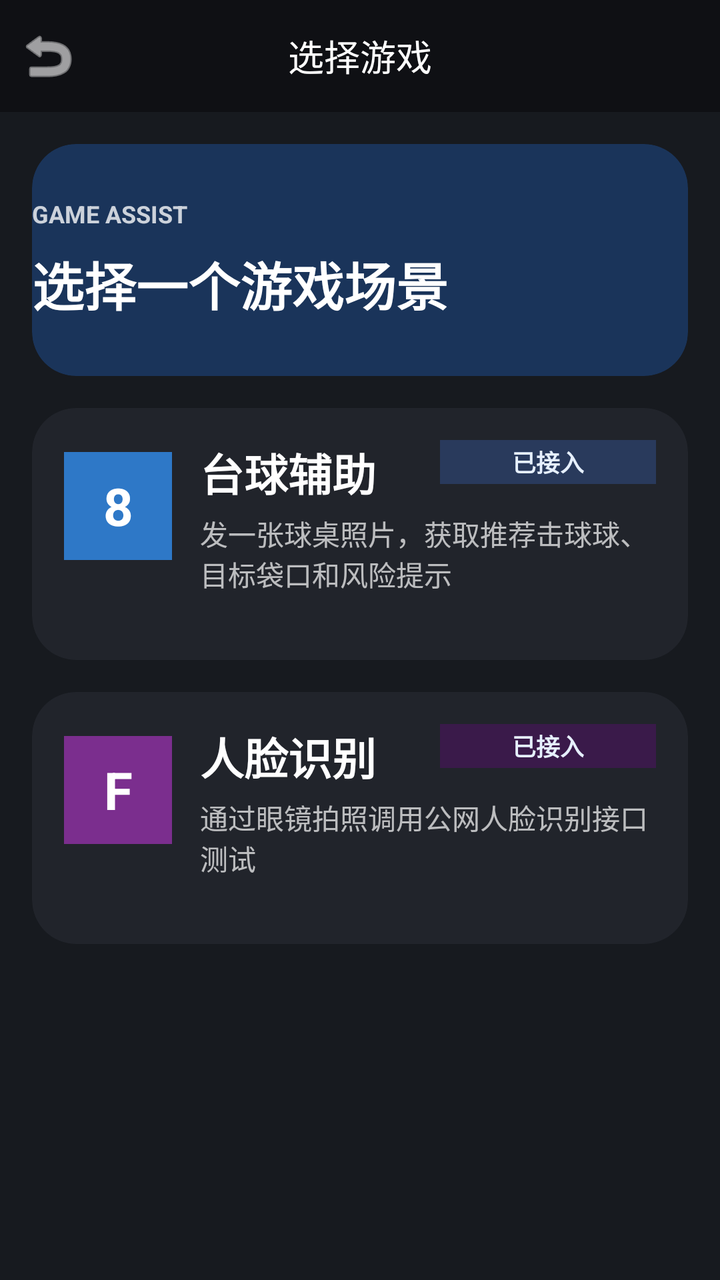
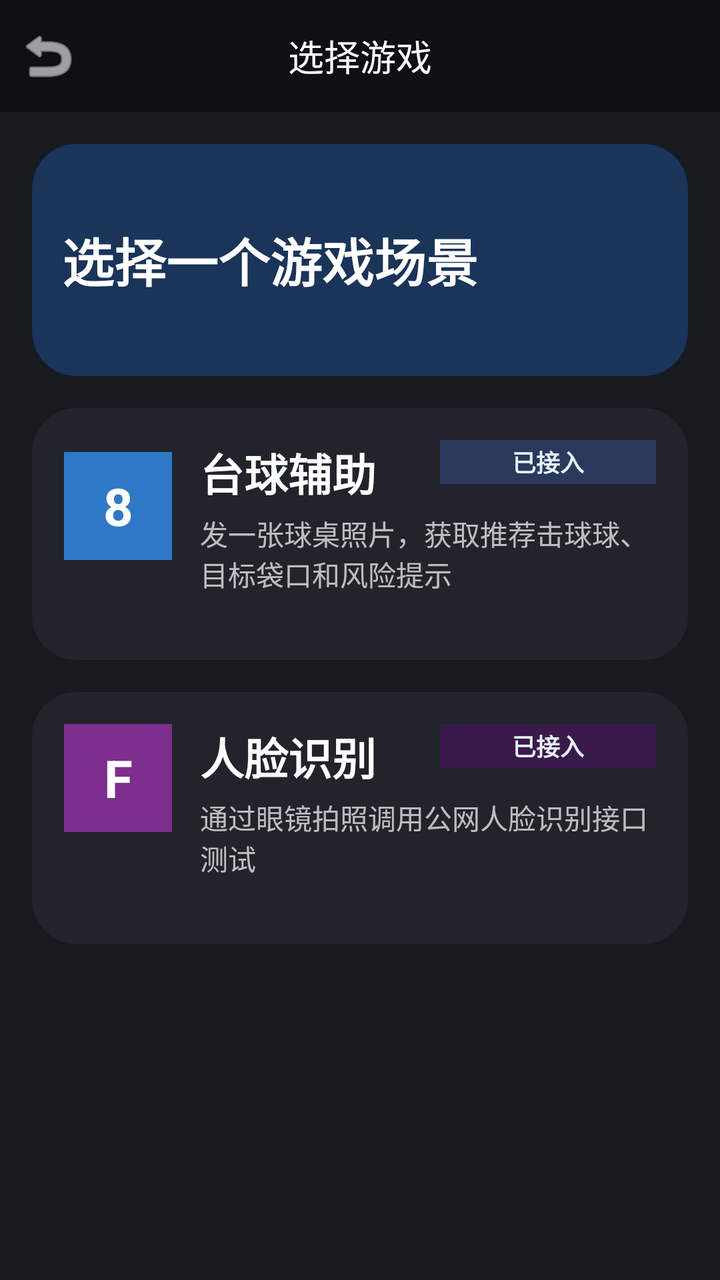

Two renders of the same Android screen: before a commit and after it. Below are the layout's source before the change and the commit's diff.
<!-- AndroidManifest.xml: application theme Theme.HeyCyan -->
<!-- res/layout/activity_game_assist_selection.xml -->
﻿<?xml version="1.0" encoding="utf-8"?>
<LinearLayout xmlns:android="http://schemas.android.com/apk/res/android"
    xmlns:app="http://schemas.android.com/apk/res-auto"
    android:layout_width="match_parent"
    android:layout_height="match_parent"
    android:background="#171A1F"
    android:fitsSystemWindows="true"
    android:orientation="vertical">

    <RelativeLayout
        android:id="@+id/toolbar"
        android:layout_width="match_parent"
        android:layout_height="56dp"
        android:background="#0F1014">
        <ImageButton
            android:id="@+id/btnBack"
            android:layout_width="48dp"
            android:layout_height="48dp"
            android:layout_centerVertical="true"
            android:background="?attr/selectableItemBackgroundBorderless"
            android:padding="12dp"
            android:scaleType="center"
            android:src="@android:drawable/ic_menu_revert"
            app:tint="#FFFFFF" />
        <TextView
            android:layout_width="wrap_content"
            android:layout_height="wrap_content"
            android:layout_centerInParent="true"
            android:text="选择游戏"
            android:textColor="#FFFFFF"
            android:textSize="18sp" />
    </RelativeLayout>

    <ScrollView
        android:layout_width="match_parent"
        android:layout_height="match_parent"
        android:padding="16dp">

        <LinearLayout
            android:layout_width="match_parent"
            android:layout_height="wrap_content"
            android:orientation="vertical">

            
            <androidx.cardview.widget.CardView
                android:id="@+id/heroCard"
                android:layout_width="match_parent"
                android:layout_height="116dp"
                app:cardBackgroundColor="#1A345A"
                app:cardCornerRadius="22dp"
                app:cardElevation="0dp"
                android:padding="18dp">
                <LinearLayout
                    android:layout_width="match_parent"
                    android:layout_height="match_parent"
                    android:gravity="center_vertical"
                    android:orientation="vertical">
                    <TextView
                        android:layout_width="wrap_content"
                        android:layout_height="wrap_content"
                        android:text="GAME ASSIST"
                        android:textColor="#C7FFFFFF"
                        android:textSize="12sp"
                        android:textStyle="bold" />
                    <TextView
                        android:layout_width="wrap_content"
                        android:layout_height="wrap_content"
                        android:layout_marginTop="8dp"
                        android:text="选择一个游戏场景"
                        android:textColor="#FFFFFF"
                        android:textSize="26sp"
                        android:textStyle="bold" />
                </LinearLayout>
            </androidx.cardview.widget.CardView>

            
            <androidx.cardview.widget.CardView
                android:id="@+id/btnBilliards"
                android:layout_width="match_parent"
                android:layout_height="126dp"
                android:layout_marginTop="16dp"
                android:clickable="true"
                android:focusable="true"
                android:foreground="?attr/selectableItemBackground"
                app:cardBackgroundColor="#21242B"
                app:cardCornerRadius="22dp"
                app:cardElevation="0dp">
                <RelativeLayout
                    android:layout_width="match_parent"
                    android:layout_height="match_parent"
                    android:padding="16dp">
                    <View
                        android:id="@+id/accentCircle"
                        android:layout_width="54dp"
                        android:layout_height="54dp"
                        android:layout_marginTop="6dp"
                        android:background="@drawable/ic_launcher_background"
                        android:backgroundTint="#2E78C7" />
                    <TextView
                        android:layout_width="54dp"
                        android:layout_height="54dp"
                        android:layout_alignStart="@id/accentCircle"
                        android:layout_alignTop="@id/accentCircle"
                        android:gravity="center"
                        android:text="8"
                        android:textColor="#FFFFFF"
                        android:textSize="26sp"
                        android:textStyle="bold" />
                    <TextView
                        android:id="@+id/badge"
                        android:layout_width="wrap_content"
                        android:layout_height="22dp"
                        android:layout_alignParentEnd="true"
                        android:background="@drawable/ic_launcher_background"
                        android:backgroundTint="#293A5C"
                        android:gravity="center"
                        android:paddingHorizontal="10dp"
                        android:text="已接入"
                        android:textColor="#E6F0FF"
                        android:textSize="12sp"
                        android:textStyle="bold" />
                    <TextView
                        android:id="@+id/gameTitle"
                        android:layout_width="wrap_content"
                        android:layout_height="wrap_content"
                        android:layout_marginStart="14dp"
                        android:layout_toEndOf="@id/accentCircle"
                        android:layout_toStartOf="@id/badge"
                        android:text="台球辅助"
                        android:textColor="#FFFFFF"
                        android:textSize="22sp"
                        android:textStyle="bold" />
                    <TextView
                        android:id="@+id/gameDetail"
                        android:layout_width="wrap_content"
                        android:layout_height="wrap_content"
                        android:layout_below="@id/gameTitle"
                        android:layout_marginStart="14dp"
                        android:layout_marginTop="4dp"
                        android:layout_toEndOf="@id/accentCircle"
                        android:maxLines="2"
                        android:text="发一张球桌照片，获取推荐击球球、目标袋口和风险提示"
                        android:textColor="#B3FFFFFF"
                        android:textSize="14sp" />
                </RelativeLayout>
            </androidx.cardview.widget.CardView>

            
            <androidx.cardview.widget.CardView
                android:id="@+id/btnFaceRecognition"
                android:layout_width="match_parent"
                android:layout_height="126dp"
                android:layout_marginTop="16dp"
                android:clickable="true"
                android:focusable="true"
                android:foreground="?attr/selectableItemBackground"
                app:cardBackgroundColor="#21242B"
                app:cardCornerRadius="22dp"
                app:cardElevation="0dp">
                <RelativeLayout
                    android:layout_width="match_parent"
                    android:layout_height="match_parent"
                    android:padding="16dp">
                    <TextView
                        android:id="@+id/faceCircle"
                        android:layout_width="54dp"
                        android:layout_height="54dp"
                        android:layout_marginTop="6dp"
                        android:gravity="center"
                        android:text="F"
                        android:textColor="#FFFFFF"
                        android:textSize="26sp"
                        android:textStyle="bold"
                        android:background="#7B2E8E" />
                    <TextView
                        android:id="@+id/faceBadge"
                        android:layout_width="wrap_content"
                        android:layout_height="22dp"
                        android:layout_alignParentEnd="true"
                        android:background="@drawable/ic_launcher_background"
                        android:backgroundTint="#3A1A4A"
                        android:gravity="center"
                        android:paddingHorizontal="10dp"
                        android:text="已接入"
                        android:textColor="#E6F0FF"
                        android:textSize="12sp"
                        android:textStyle="bold" />
                    <TextView
                        android:id="@+id/faceTitle"
                        android:layout_width="wrap_content"
                        android:layout_height="wrap_content"
                        android:layout_marginStart="14dp"
                        android:layout_toEndOf="@id/faceCircle"
                        android:layout_toStartOf="@id/faceBadge"
                        android:text="人脸识别"
                        android:textColor="#FFFFFF"
                        android:textSize="22sp"
                        android:textStyle="bold" />
                    <TextView
                        android:id="@+id/faceDetail"
                        android:layout_width="wrap_content"
                        android:layout_height="wrap_content"
                        android:layout_below="@id/faceTitle"
                        android:layout_marginStart="14dp"
                        android:layout_marginTop="4dp"
                        android:layout_toEndOf="@id/faceCircle"
                        android:maxLines="2"
                        android:text="通过眼镜拍照调用公网人脸识别接口测试"
                        android:textColor="#B3FFFFFF"
                        android:textSize="14sp" />
                </RelativeLayout>
            </androidx.cardview.widget.CardView>

        </LinearLayout>
    </ScrollView>
</LinearLayout>
<!-- resources referenced by this layout -->
<resources>
  <!-- drawable ic_launcher_background (drawable) -->
  <?xml version="1.0" encoding="utf-8"?>
  <vector xmlns:android="http://schemas.android.com/apk/res/android"
      android:width="108dp"
      android:height="108dp"
      android:viewportWidth="108"
      android:viewportHeight="108">
      <path
          android:fillColor="#FFFFFF"
          android:pathData="M0,0h108v108h-108z" />
  </vector>
  <style name="Theme.HeyCyan" parent="Base.Theme.HeyCyan" />
  <style name="Base.Theme.HeyCyan" parent="Theme.Material3.DayNight.NoActionBar">
          
          
      </style>
</resources>

<!-- the commit's change to res/layout/activity_game_assist_selection.xml (unified diff, before → after) -->
@@ -55,18 +55,12 @@
                     android:layout_height="match_parent"
                     android:gravity="center_vertical"
                     android:orientation="vertical">
-                    <TextView
-                        android:layout_width="wrap_content"
-                        android:layout_height="wrap_content"
-                        android:text="GAME ASSIST"
-                        android:textColor="#C7FFFFFF"
-                        android:textSize="12sp"
-                        android:textStyle="bold" />
-                    <TextView
-                        android:layout_width="wrap_content"
-                        android:layout_height="wrap_content"
-                        android:layout_marginTop="8dp"
+
+                    <TextView
+                        android:layout_width="wrap_content"
+                        android:layout_height="wrap_content"
                         android:text="选择一个游戏场景"
+                        android:layout_marginLeft="15dp"
                         android:textColor="#FFFFFF"
                         android:textSize="26sp"
                         android:textStyle="bold" />
@@ -165,7 +159,6 @@
                         android:id="@+id/faceCircle"
                         android:layout_width="54dp"
                         android:layout_height="54dp"
-                        android:layout_marginTop="6dp"
                         android:gravity="center"
                         android:text="F"
                         android:textColor="#FFFFFF"
